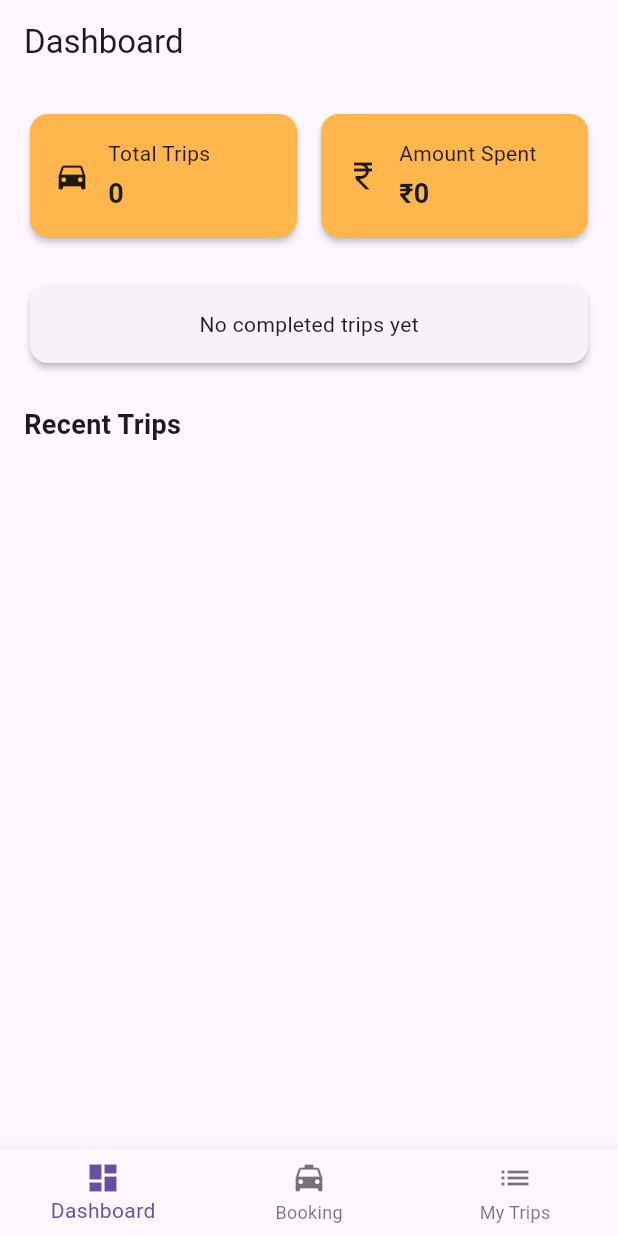
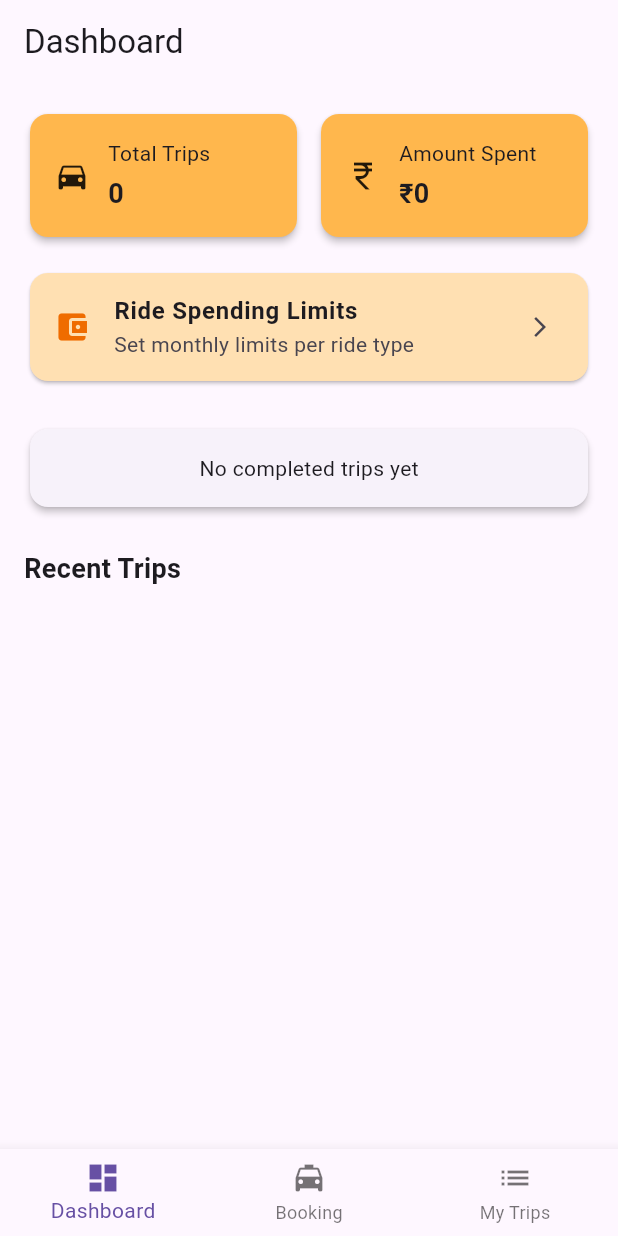
Before and after one commit to swathicgowda97/smart_ride_app, a Flutter app: the screen it shows after launch, on a phone screen of 412 x 824 dp. Run offline on Flutter 3.47's test engine with Material 3 defaults, Android fonts, the phone set to English and light mode, and no system bars; our stand-ins replace fl_chart, flutter_riverpod.

Commit message:
refactor: add spending limit card entry on dashboard

```diff
--- a/lib/core/constants/trip_status.dart
+++ b/lib/core/constants/trip_status.dart
@@ -21,4 +21,6 @@ extension TripStatusX on TripStatus {
         return 'Cancelled';
     }
   }
+
+  bool get isCompleted => this == TripStatus.completed;
 }
--- /dev/null
+++ b/lib/state/limits/spending_limit_notifier.dart
@@ -0,0 +1,39 @@
+import 'package:flutter_riverpod/flutter_riverpod.dart';
+import '../../../core/constants/ride_types.dart';
+import '../../core/constants/trip_status.dart';
+import '../trips/trip_provider.dart';
+import 'spending_limit_state.dart';
+
+final spendingLimitProvider =
+StateNotifierProvider<SpendingLimitNotifier, SpendingLimitState>(
+      (ref) => SpendingLimitNotifier(ref),
+);
+
+class SpendingLimitNotifier extends StateNotifier<SpendingLimitState> {
+  final Ref ref;
+
+  SpendingLimitNotifier(this.ref)
+      : super(SpendingLimitState.initial());
+
+  void setLimit(RideType type, double amount) {
+    state = state.copyWith(
+      limits: {
+        ...state.limits,
+        type: amount,
+      },
+    );
+  }
+
+  /// Derived real-time spending
+  double spentFor(RideType type) {
+    final trips = ref.read(tripProvider).trips;
+
+    return trips
+        .where(
+          (t) =>
+      t.rideType == type &&
+          t.status.isCompleted,
+    )
+        .fold(0.0, (sum, t) => sum + t.fare);
+  }
+}
--- /dev/null
+++ b/lib/state/limits/spending_limit_state.dart
@@ -0,0 +1,25 @@
+import '../../../core/constants/ride_types.dart';
+
+class SpendingLimitState {
+  final Map<RideType, double> limits;
+
+  const SpendingLimitState({
+    required this.limits,
+  });
+
+  factory SpendingLimitState.initial() {
+    return SpendingLimitState(
+      limits: {
+        for (final type in RideType.values) type: 0,
+      },
+    );
+  }
+
+  SpendingLimitState copyWith({
+    Map<RideType, double>? limits,
+  }) {
+    return SpendingLimitState(
+      limits: limits ?? this.limits,
+    );
+  }
+}
--- a/lib/ui/dashboard/dashboard_screen.dart
+++ b/lib/ui/dashboard/dashboard_screen.dart
@@ -3,7 +3,9 @@ import 'package:flutter_riverpod/flutter_riverpod.dart';
 import '../../../../core/constants/ride_types.dart';
 import '../../../../core/constants/trip_status.dart';
 import '../../state/trips/trip_provider.dart';
+import '../limits/spending_limit_screen.dart';
 import '../widgets/recent_trip_tile.dart';
+import '../widgets/spending_limit_card.dart';
 import '../widgets/summary_card.dart';
 import '../widgets/trip_chart.dart';
 
@@ -55,6 +57,20 @@ class DashboardScreen extends ConsumerWidget {
               ],
             ),
 
+            const SizedBox(height: 16),
+
+            SpendingLimitCard(
+              onTap: () {
+                Navigator.push(
+                  context,
+                  MaterialPageRoute(
+                    builder: (_) => const SpendingLimitScreen(),
+                  ),
+                );
+              },
+            ),
+
+
             const SizedBox(height: 24),
 
             /// Chart
--- /dev/null
+++ b/lib/ui/widgets/spending_limit_card.dart
@@ -0,0 +1,30 @@
+import 'package:flutter/material.dart';
+
+class SpendingLimitCard extends StatelessWidget {
+  final VoidCallback onTap;
+
+  const SpendingLimitCard({
+    super.key,
+    required this.onTap,
+  });
+
+  @override
+  Widget build(BuildContext context) {
+    return Card(
+      color: Colors.orange.shade100,
+      child: ListTile(
+        leading: Icon(
+          Icons.account_balance_wallet,
+          color: Colors.orange.shade800,
+        ),
+        title: const Text(
+          'Ride Spending Limits',
+          style: TextStyle(fontWeight: FontWeight.bold),
+        ),
+        subtitle: const Text('Set monthly limits per ride type'),
+        trailing: const Icon(Icons.arrow_forward_ios, size: 16),
+        onTap: onTap,
+      ),
+    );
+  }
+}
```
Also changed, not shown: lib/ui/limits/spending_limit_screen.dart (added, +68 -0 lines).
